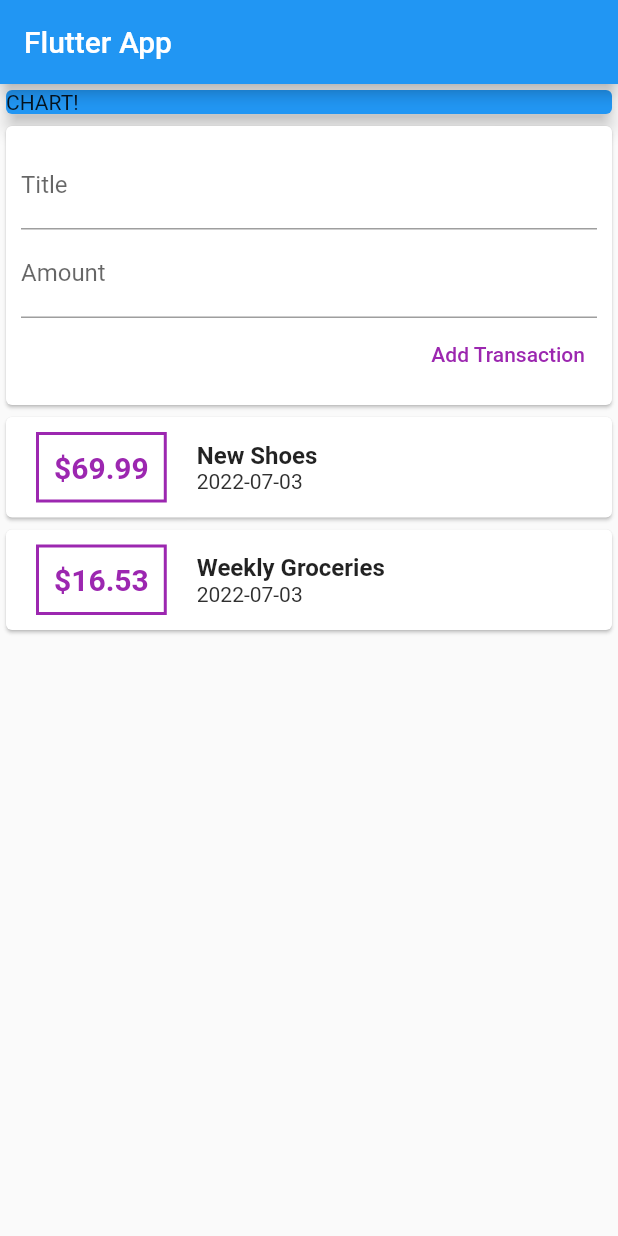
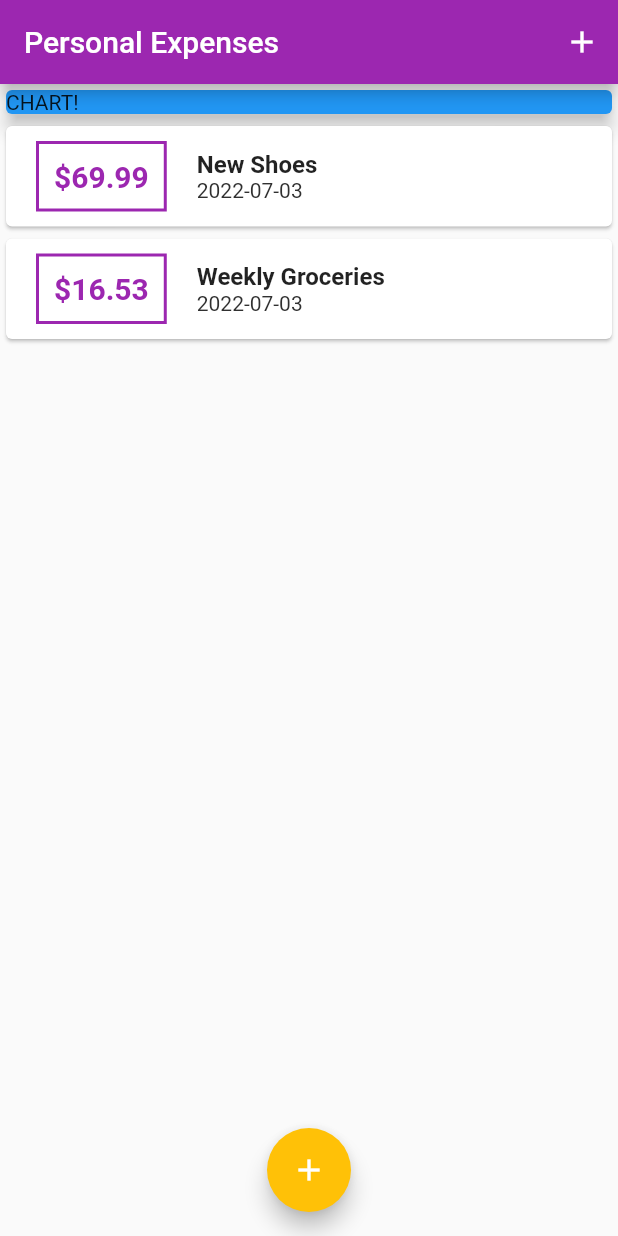
Before and after one commit to jortan02/personal_expenses_app, a Flutter app: the screen it shows after launch, on a phone screen of 412 x 824 dp. Run offline on Flutter 3.47's test engine with Material 2 defaults, Android fonts, the phone set to English and light mode, and no system bars.

```diff
--- a/lib/main.dart
+++ b/lib/main.dart
@@ -1,29 +1,76 @@
 import 'package:flutter/material.dart';
-import './widgets/user_transactions.dart';
-
+import './widgets/transaction_list.dart';
+import './../models/transaction.dart';
+import './widgets/new_transaction.dart';
 
 void main() => runApp(const MyApp());
 
+final ThemeData theme = ThemeData(primarySwatch: Colors.purple);
 class MyApp extends StatelessWidget {
   const MyApp({Key? key}) : super(key: key);
 
   @override
   Widget build(BuildContext context) {
-    return const MaterialApp(
-      title: 'Flutter App',
+    return MaterialApp(
+      title: 'Personal Expenses',
       home: MyHomePage(),
+      theme: theme.copyWith(
+        colorScheme: theme.colorScheme.copyWith(secondary: Colors.amber)
+      ),
     );
   }
 }
 
-class MyHomePage extends StatelessWidget {
+class MyHomePage extends StatefulWidget {
   const MyHomePage({Key? key}) : super(key: key);
+
+  @override
+  State<MyHomePage> createState() => _MyHomePageState();
+}
+
+class _MyHomePageState extends State<MyHomePage> {
+  final List<Transaction> _userTransactions = [
+    Transaction(
+        id: "t1", title: "New Shoes", amount: 69.99, date: DateTime.now()),
+    Transaction(
+        id: "t2",
+        title: "Weekly Groceries",
+        amount: 16.53,
+        date: DateTime.now()),
+  ];
+
+  void _addNewTransaction(String title, double amount) {
+    final newTx = Transaction(
+        id: DateTime.now().toString(),
+        title: title,
+        amount: amount,
+        date: DateTime.now());
+    setState(() {
+      _userTransactions.add(newTx);
+    });
+  }
+
+  void _startAddNewTransaction(BuildContext context) {
+    showModalBottomSheet(
+        context: context,
+        builder: (_) {
+          return GestureDetector(
+              onTap: () {},
+              child: NewTransaction(addTransaction: _addNewTransaction),
+              behavior: HitTestBehavior.opaque);
+        });
+  }
 
   @override
   Widget build(BuildContext context) {
     return Scaffold(
       appBar: AppBar(
-          title: const Text('Flutter App'),
+        title: const Text('Personal Expenses'),
+        actions: [
+          IconButton(
+              onPressed: () => _startAddNewTransaction(context),
+              icon: const Icon(Icons.add))
+        ],
       ),
       body: SingleChildScrollView(
         child: Column(
@@ -32,14 +79,20 @@ class MyHomePage extends StatelessWidget {
             Container(
               width: double.infinity,
               child: const Card(
-                  color: Colors.blue,
                 elevation: 5,
                 child: Text("CHART!"),
+                color: Colors.blue,
               ),
             ),
-              const UserTransactions()
+            TransactionList(transactions: _userTransactions)
           ],
         ),
-        ));
+      ),
+      floatingActionButtonLocation: FloatingActionButtonLocation.centerFloat,
+      floatingActionButton: FloatingActionButton(
+        child: const Icon(Icons.add),
+        onPressed: () => _startAddNewTransaction(context),
+      ),
+    );
   }
 }
--- a/lib/widgets/transaction_list.dart
+++ b/lib/widgets/transaction_list.dart
@@ -4,52 +4,47 @@ import './../models/transaction.dart';
 
 class TransactionList extends StatelessWidget {
   final List<Transaction> transactions;
-  const TransactionList({Key? key, required this.transactions})
-      : super(key: key);
+  const TransactionList({Key? key, required this.transactions}) : super(key: key);
 
   @override
   Widget build(BuildContext context) {
     return Container(
       height: 300,
-      child: SingleChildScrollView(
-        child: Column(
-          children: transactions.map((tx) {
+      child: ListView.builder(
+        itemBuilder: (context, index) {
           return Card(
             child: Row(
               children: [
                 Container(
-                    margin: const EdgeInsets.symmetric(
-                        vertical: 10, horizontal: 20),
+                  margin: const EdgeInsets.symmetric(vertical: 10, horizontal: 20),
                   decoration: BoxDecoration(
-                        border: Border.all(color: Colors.purple, width: 2)),
+                      border: Border.all(color: Theme.of(context).primaryColor, width: 2)),
                   padding: const EdgeInsets.all(10),
-                    child: Text("\$${tx.amount}",
-                        style: const TextStyle(
+                  child: Text("\$${transactions[index].amount.toStringAsFixed(2)}",
+                      style: TextStyle(
                           fontWeight: FontWeight.bold,
                           fontSize: 20,
-                            color: Colors.purple)),
+                          color: Theme.of(context).primaryColor)),
                 ),
                 Column(
                   crossAxisAlignment: CrossAxisAlignment.start,
                   children: [
                     Text(
-                        tx.title,
-                        style: const TextStyle(
-                            fontWeight: FontWeight.bold, fontSize: 16),
+                      transactions[index].title,
+                      style: const TextStyle(fontWeight: FontWeight.bold, fontSize: 16),
                     ),
                     Text(
-                        DateFormat("yyyy-MM-dd").format(tx.date),
+                      DateFormat("yyyy-MM-dd").format(transactions[index].date),
                       style: const TextStyle(
-                            fontSize: 14,
-                            color: Color.fromARGB(255, 48, 48, 48)),
+                          fontSize: 14, color: Color.fromARGB(255, 48, 48, 48)),
                     )
                   ],
                 )
               ],
             ),
           );
-          }).toList(),
-        ),
+        },
+        itemCount: transactions.length,
         ),
     );
   }
--- a/lib/widgets/user_transactions.dart
+++ /dev/null
@@ -1,46 +0,0 @@
-import 'package:flutter/material.dart';
-import './../widgets/new_transaction.dart';
-import './../widgets/transaction_list.dart';
-import './../models/transaction.dart';
-
-class UserTransactions extends StatefulWidget {
-  const UserTransactions({Key? key}) : super(key: key);
-
-  @override
-  State<UserTransactions> createState() => _UserTransactionsState();
-}
-
-class _UserTransactionsState extends State<UserTransactions> {
-  final List<Transaction> userTransactions = [
-    Transaction(
-        id: "t1", title: "New Shoes", amount: 69.99, date: DateTime.now()),
-    Transaction(
-        id: "t2",
-        title: "Weekly Groceries",
-        amount: 16.53,
-        date: DateTime.now()),
-  ];
-
-  void _addNewTransaction(String title, double amount) {
-    final newTx = Transaction(
-        id: DateTime.now().toString(),
-        title: title,
-        amount: amount,
-        date: DateTime.now());
-    setState(() {
-      userTransactions.add(newTx);
-    });
-  }
-
-  @override
-  Widget build(BuildContext context) {
-    return (Column(
-      children: [
-        NewTransaction(addTransaction: _addNewTransaction),
-        TransactionList(
-          transactions: userTransactions,
-        )
-      ],
-    ));
-  }
-}
```
Also changed, not shown: lib/widgets/new_transaction.dart (+27 -10 lines). Lines whose indentation alone changed are shown as unchanged.
